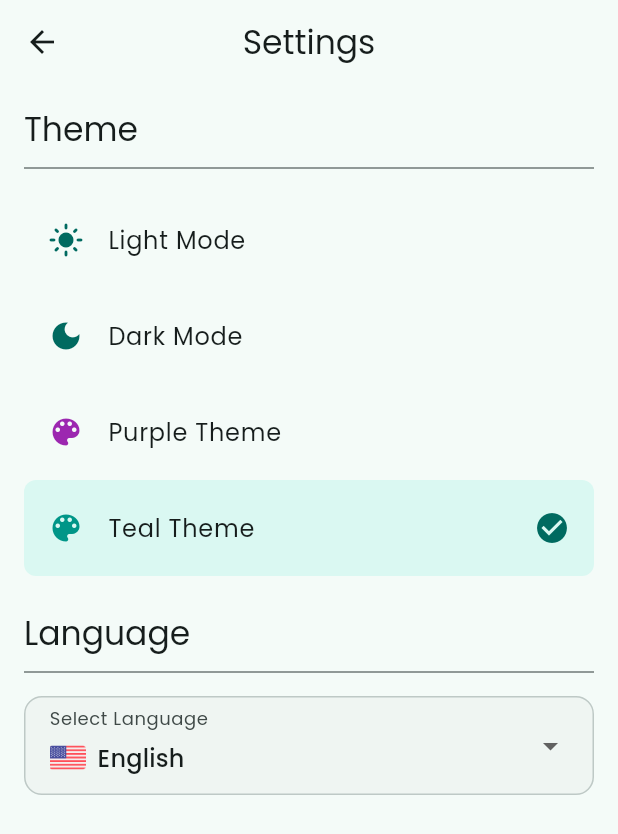
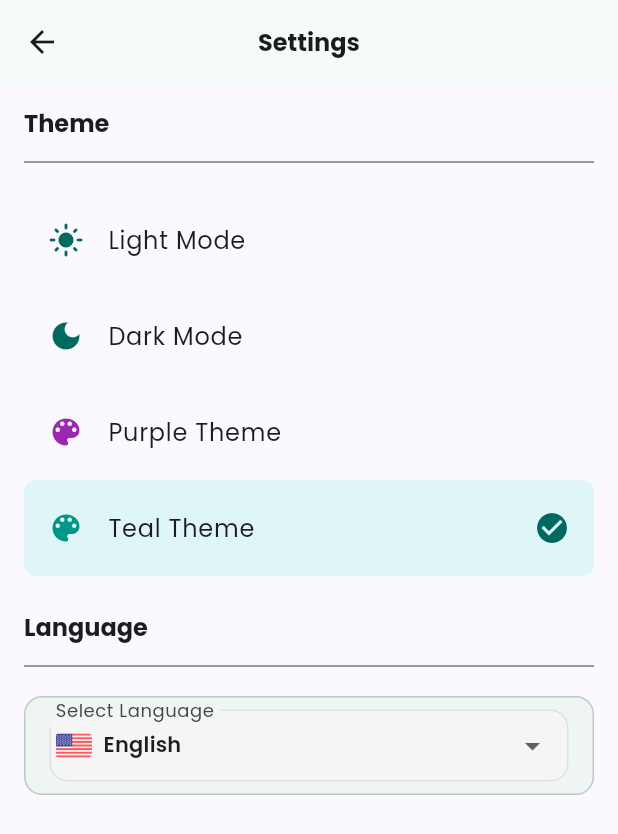
Before and after one commit to TitusKI/service_booking, a Flutter app: the SettingsScreen screen opened directly, after a tap on "Dark Mode", after a tap on "Purple Theme", after a tap on "Teal Theme", on a phone screen of 412 x 824 dp. Shown: the top 834 px of the screen. Run offline on Flutter 3.47's test engine with Material 3 defaults, Android fonts, the light colour scheme and no system bars; our stand-ins replace dartz, dio, equatable, flutter_staggered_animations, get, get_storage and 3 more; accounts and stored records are empty; network calls fail.

Commit message:
Refactor theme configuration to utilize LightTheme for improved consistency and maintainability

```diff
--- a/lib/config/themes/app_theme.dart
+++ b/lib/config/themes/app_theme.dart
@@ -21,52 +21,20 @@ class AppThemes {
   }
 
   static ThemeData _getPurpleTheme() {
-    return ThemeData(
-      useMaterial3: true,
+    return LightTheme.themeData.copyWith(
       colorScheme: ColorScheme.fromSeed(
         seedColor: Colors.purple,
         brightness: Brightness.light,
-      ),
-      fontFamily: 'Poppins',
-      appBarTheme: const AppBarTheme(centerTitle: true, elevation: 0),
-      cardTheme: CardTheme(
-        elevation: 2,
-        shape: RoundedRectangleBorder(borderRadius: BorderRadius.circular(16)),
-      ),
-      elevatedButtonTheme: ElevatedButtonThemeData(
-        style: ElevatedButton.styleFrom(
-          elevation: 0,
-          shape: RoundedRectangleBorder(
-            borderRadius: BorderRadius.circular(12),
-          ),
-          padding: const EdgeInsets.symmetric(vertical: 12),
-        ),
       ),
     );
   }
 
   static ThemeData _getTealTheme() {
-    return ThemeData(
-      useMaterial3: true,
+    return LightTheme.themeData.copyWith(
       colorScheme: ColorScheme.fromSeed(
         seedColor: Colors.teal,
         brightness: Brightness.light,
       ),
-      fontFamily: 'Poppins',
-      appBarTheme: const AppBarTheme(centerTitle: true, elevation: 0),
-      cardTheme: CardTheme(
-        elevation: 2,
-        shape: RoundedRectangleBorder(borderRadius: BorderRadius.circular(16)),
-      ),
-      elevatedButtonTheme: ElevatedButtonThemeData(
-        style: ElevatedButton.styleFrom(
-          elevation: 0,
-          shape: RoundedRectangleBorder(
-            borderRadius: BorderRadius.circular(12),
-          ),
-          padding: const EdgeInsets.symmetric(vertical: 12),
-        ),
-      ),
     );
   }
 }
```
